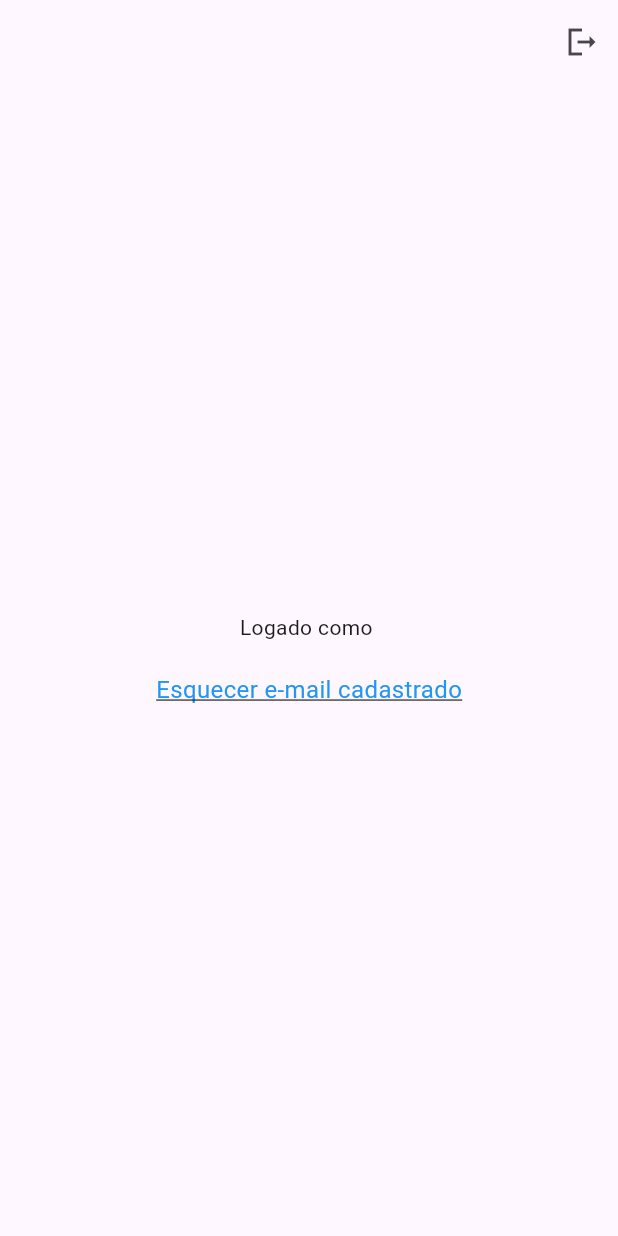
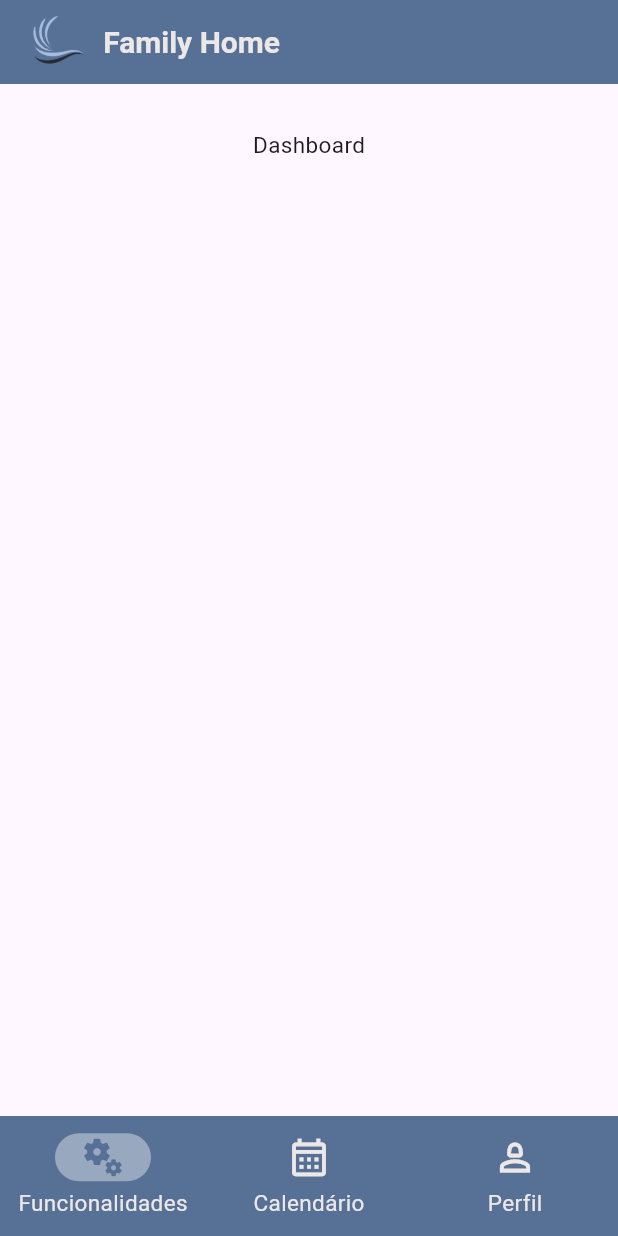
Before and after one commit to NicolasKLange/FamilyHomeApp, a Flutter app: the screen it shows once a user with an empty profile is signed in, on a phone screen of 412 x 824 dp. Run offline on Flutter 3.47's test engine with Material 3 defaults, Android fonts, the phone set to English and light mode, and no system bars; our stand-ins replace firebase_auth, firebase_core, get, google_sign_in; accounts and stored records are empty; generated files the repository leaves out were written again; network calls fail.

Commit message:
adicionando bottomNavigationBar

```diff
--- /dev/null
+++ b/lib/assets/components/navigation_bar/customNavigationBar.dart
@@ -0,0 +1,71 @@
+import 'package:flutter/material.dart';
+
+class CustomBottomNavigationBar extends StatelessWidget {
+  final int selectedIndex;
+  final ValueChanged<int> onDestinationSelected;
+
+  const CustomBottomNavigationBar({
+    Key? key,
+    required this.selectedIndex,
+    required this.onDestinationSelected,
+  }) : super(key: key);
+
+  @override
+  Widget build(BuildContext context) {
+    return NavigationBarTheme(
+      // Customizando o tema da NavigationBar
+      data: const NavigationBarThemeData(
+        // Editando o tamanho e cor dos ícones da NavigationBar
+        iconTheme: WidgetStatePropertyAll(
+          IconThemeData(
+            size: 30,
+            color: Color(0xFFEDE8E8), // Cor dos ícones não selecionados
+          ),
+        ),
+        // Indicador da aba selecionada
+        indicatorColor: Color.fromARGB(99, 255, 255, 255),
+        backgroundColor: Color(0xFF577096), // Cor de fundo da NavigationBar
+
+        // Editando o estilo de texto dos rótulos da NavigationBar
+        labelTextStyle: WidgetStatePropertyAll(
+          TextStyle(
+            fontSize: 15,
+            color: Color(0xFFEDE8E8),
+          ),
+        ),
+      ),
+      child: NavigationBar(
+        // Atualiza a opção selecionada
+        onDestinationSelected: onDestinationSelected,
+        // Mostra qual opção está selecionada
+        selectedIndex: selectedIndex,
+        destinations: const [
+          NavigationDestination(
+            icon: Icon(Icons.miscellaneous_services_rounded),
+            selectedIcon: Icon(
+              Icons.miscellaneous_services_rounded,
+              color: Color(0xFF577096), // Cor do ícone selecionado
+            ),
+            label: "Funcionalidades",
+          ),
+          NavigationDestination(
+            icon: Icon(Icons.calendar_month_outlined),
+            selectedIcon: Icon(
+              Icons.calendar_month,
+              color: Color(0xFF577096),
+            ),
+            label: "Calendário",
+          ),
+          NavigationDestination(
+            icon: Icon(Icons.person_2_outlined),
+            selectedIcon: Icon(
+              Icons.person_2,
+              color: Color(0xFF577096), // Cor do ícone selecionado
+            ),
+            label: "Perfil",
+          ),
+        ],
+      ),
+    );
+  }
+}
--- a/lib/main.dart
+++ b/lib/main.dart
@@ -17,7 +17,7 @@ class MyApp extends StatelessWidget {
 
   @override
   Widget build(BuildContext context) {
-    return const GetMaterialApp( // Substituir MaterialApp por GetMaterialApp
+    return const GetMaterialApp(
       title: 'Flutter Login',
       home: AuthPage(),
     );
--- /dev/null
+++ b/lib/pages/dashboard/dashboard.dart
@@ -0,0 +1,20 @@
+import 'package:flutter/material.dart';
+
+class DashboardScreen extends StatelessWidget {
+  const DashboardScreen({super.key});
+
+  @override
+  Widget build(BuildContext context) {
+    return const SingleChildScrollView(
+      child: Center(
+        child: Padding(
+          padding: EdgeInsets.only(top: 30),
+          child: Text(
+            'Dashboard',
+            style: TextStyle(fontSize: 15),
+          ),
+        ),
+      ),
+    );
+  }
+}
--- a/lib/pages/home/home_page.dart
+++ b/lib/pages/home/home_page.dart
@@ -1,67 +1,62 @@
 import 'package:firebase_auth/firebase_auth.dart';
 import 'package:flutter/material.dart';
-import 'package:google_sign_in/google_sign_in.dart';
+import '../../assets/components/navigation_bar/customNavigationBar.dart';
+// Importando as telas
+import '../dashboard/dashboard.dart';
+import '../calendar/calendar.dart';
+import '../profile/profile.dart';
 
-class HomePage extends StatelessWidget {
+class HomePage extends StatefulWidget {
   HomePage({super.key});
 
-  // Usuário atual
+  @override
+  State<HomePage> createState() => _HomePageState();
+}
+
+class _HomePageState extends State<HomePage> {
   final user = FirebaseAuth.instance.currentUser!;
-
-  // Fazer sign out do email e senha apenas
-  void signUserOutWithEmailAndPassword() {
-    FirebaseAuth.instance.signOut();
-  }
-
-  // Método para esquecer a conta Google cadastrada
-  void forgetAccountWithGoogle() async {
-    final GoogleSignIn googleSignIn = GoogleSignIn();
-
-    try {
-      // Desconectar do Google, se estiver logado
-      if (await googleSignIn.isSignedIn()) {
-        await googleSignIn.signOut();
-      }
-      // Fazer o sign out do Firebase
-      await FirebaseAuth.instance.signOut();
-    } catch (e) {
-      // ignore: avoid_print
-      print("Erro ao deslogar: $e");
-    }
-  }
+  int _opcaoSelecionada = 0;
 
   @override
   Widget build(BuildContext context) {
     return Scaffold(
       appBar: AppBar(
-        actions: [
-          // Botão de logout (e-mail e senha)
-          IconButton(
-            onPressed: signUserOutWithEmailAndPassword,
-            icon: const Icon(Icons.logout_sharp),
-          ),
-        ],
-      ),
-      body: Center(
-        child: Column(
-          mainAxisAlignment: MainAxisAlignment.center,
+        backgroundColor: const Color(0xFF577096), // Fundo vermelho no AppBar
+        title: Row(
           children: [
-            Text("Logado como " + user.email!),
-            const SizedBox(height: 20),
-            GestureDetector(
-              onTap: forgetAccountWithGoogle,
-              child: Text(
-                "Esquecer e-mail cadastrado",
-                style: TextStyle(
-                  color: Colors.blue,
-                  fontSize: 16,
-                  decoration: TextDecoration.underline, // Adiciona sublinhado
-                ),
-              ),
+            Image.asset(
+              'lib/assets/images/logoApp.png', // Caminho da imagem do logotipo
+              height: 40, // Altura do logotipo
+            ),
+            const SizedBox(width: 10), // Espaçamento entre o logotipo e o texto
+            const Text(
+              "Family Home",
+              style: TextStyle(fontSize: 20, fontWeight: FontWeight.bold, color: Color(0xFFEDE8E8),),
+            ),
+            const Spacer(), // Empurra o e-mail para o lado direito
+            Text(
+              user.email!,
+              style: const TextStyle(fontSize: 16, color: Color(0xFFEDE8E8),),
             ),
           ],
         ),
       ),
+      body: IndexedStack(
+        index: _opcaoSelecionada,
+        children: const <Widget>[
+          DashboardScreen(),
+          CalendarScreen(),
+          ProfileScreen(),
+        ],
+      ),
+      bottomNavigationBar: CustomBottomNavigationBar(
+        selectedIndex: _opcaoSelecionada,
+        onDestinationSelected: (int index) {
+          setState(() {
+            _opcaoSelecionada = index;
+          });
+        },
+      ),
     );
   }
 }
--- a/lib/pages/login/login_page.dart
+++ b/lib/pages/login/login_page.dart
@@ -1,6 +1,5 @@
 import 'package:family_home_app/services/auth_services.dart';
 import 'package:firebase_auth/firebase_auth.dart';
-import 'package:firebase_core/firebase_core.dart';
 import 'package:get/get.dart';
 import 'package:flutter/material.dart';
 import '../../assets/components/image_style/square_tile.dart';
@@ -27,7 +26,7 @@ class _LoginPageState extends State<LoginPage> {
     setState(() {
       isloading = true;
     });
-    //Circulo de carregando
+    //Circulo de carrega
     showDialog(
       context: context,
       builder: (context) {
```
Also changed, not shown: lib/pages/calendar/calendar.dart (added, +20 -0 lines), lib/pages/profile/profile.dart (added, +85 -0 lines).
